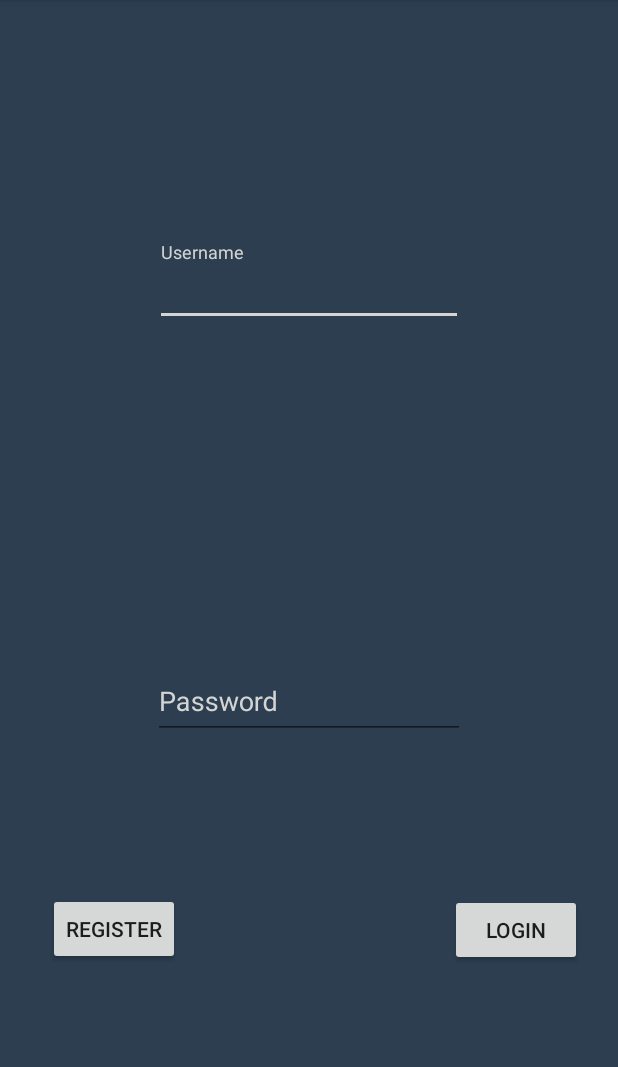
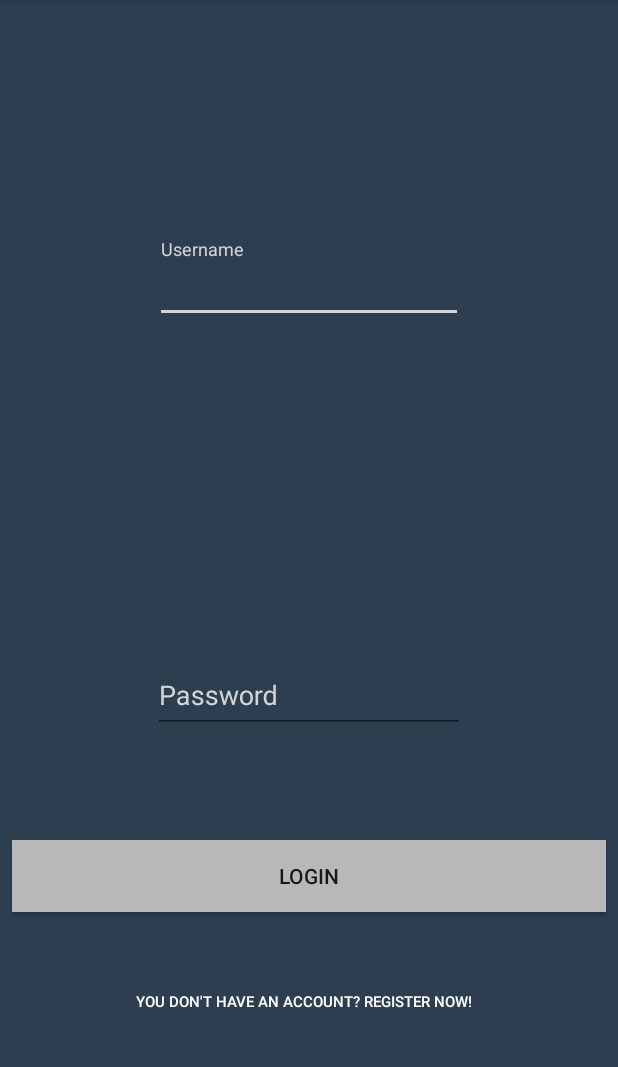
Before and after one commit to panosmir/CookingRecipesMVP, an Android app: the screen it shows after launch (LoginActivity), on a phone screen of 412 x 824 dp, the part 84-1151 px from its top. Run offline under Robolectric (Android 15) with nearby library versions, the phone set to English and light mode, and no system bars; our stand-ins replace ButterKnife, Dagger/Hilt's generated code, RxJava; libraries missing offline, so code that uses them is left out: com.jakewharton.rxbinding2; 3 statements that could not run were skipped.

Commit message:
Change login button size, change register button layout, change login button color if you it's enabled.

```diff
--- a/app/src/main/java/com/mir/panosdev/cookingrecipesmvp/modules/login/LoginActivity.java
+++ b/app/src/main/java/com/mir/panosdev/cookingrecipesmvp/modules/login/LoginActivity.java
@@ -77,9 +77,22 @@ public class LoginActivity extends BaseActivity implements LoginActivityMVP.Logi
                 .subscribe(new Consumer<Boolean>() {
                     @Override
                     public void accept(Boolean aBoolean) throws Exception {
-                        loginButton.setEnabled(aBoolean);
+                        if(aBoolean)
+                            enableButton();
+                        else
+                            disableButton();
                     }
                 });
+    }
+
+    private void disableButton() {
+        loginButton.setBackground(getResources().getDrawable(R.color.grey));
+        loginButton.setEnabled(false);
+    }
+
+    private void enableButton() {
+        loginButton.setBackground(getResources().getDrawable(R.color.colorPrimary));
+        loginButton.setEnabled(true);
     }
 
     private void initPasswordCheck() {
--- a/app/src/main/res/layout/activity_login.xml
+++ b/app/src/main/res/layout/activity_login.xml
@@ -44,9 +44,9 @@
         android:layout_marginStart="8dp"
         android:layout_marginEnd="8dp"
         app:layout_constraintEnd_toEndOf="parent"
-        android:layout_marginBottom="64dp"
-        app:layout_constraintBottom_toTopOf="@+id/loginButton"
-        app:layout_constraintHorizontal_bias="0.0">
+        app:layout_constraintHorizontal_bias="0.0"
+        android:layout_marginBottom="32dp"
+        app:layout_constraintBottom_toTopOf="@+id/loginButton">
 
         <EditText
             android:id="@+id/passwordEditText"
@@ -66,29 +66,32 @@
 
     <Button
         android:id="@+id/loginButton"
-        android:layout_width="wrap_content"
+        android:layout_width="match_parent"
         android:layout_height="wrap_content"
-        android:layout_marginBottom="124dp"
-        android:layout_marginEnd="24dp"
         android:text="@string/login_button"
-        app:layout_constraintBottom_toBottomOf="parent"
-        app:layout_constraintRight_toRightOf="parent" />
+        app:layout_constraintStart_toStartOf="parent"
+        android:background="@color/grey"
+        android:layout_marginStart="8dp"
+        android:layout_marginEnd="8dp"
+        app:layout_constraintEnd_toEndOf="parent"
+        app:layout_constraintHorizontal_bias="0.0"
+        android:layout_marginBottom="36dp"
+        app:layout_constraintBottom_toTopOf="@+id/registerButton" />
 
     <Button
         android:id="@+id/registerButton"
         android:layout_width="wrap_content"
         android:layout_height="wrap_content"
-        android:layout_marginBottom="8dp"
-        android:layout_marginStart="24dp"
-        android:layout_marginEnd="8dp"
-        android:layout_marginTop="8dp"
+        android:layout_marginBottom="76dp"
         android:text="@string/register_button"
+        android:textSize="10sp"
+        style="@style/MainTextColor"
+        android:background="@null"
         app:layout_constraintBottom_toBottomOf="parent"
-        app:layout_constraintHorizontal_bias="0.046"
-        app:layout_constraintLeft_toLeftOf="parent"
-        app:layout_constraintRight_toLeftOf="@+id/loginButton"
-        app:layout_constraintTop_toBottomOf="@+id/textInputLayout"
-        app:layout_constraintVertical_bias="0.321" />
+        app:layout_constraintEnd_toEndOf="parent"
+        android:layout_marginEnd="16dp"
+        app:layout_constraintStart_toStartOf="parent"
+        android:layout_marginStart="8dp" />
 
 
 </android.support.constraint.ConstraintLayout>
--- a/app/src/main/res/values/colors.xml
+++ b/app/src/main/res/values/colors.xml
@@ -3,4 +3,5 @@
     <color name="colorPrimary">#3498db</color>
     <color name="colorPrimaryDark">#5b7996</color>
     <color name="colorAccent">#D4D4D4</color>
+    <color name="grey">#B8B8B8</color>
 </resources>
--- a/app/src/main/res/values/strings.xml
+++ b/app/src/main/res/values/strings.xml
@@ -4,7 +4,7 @@
     <string name="search_icon">Search</string>
     <string name="profile_icon">My Profile</string>
     <string name="login_button">Login</string>
-    <string name="register_button">Register</string>
+    <string name="register_button">You don\'t have an account? Register NOW!</string>
     <string name="username_edit_text">Username</string>
     <string name="password_edit_text">Password</string>
     <string name="add_recipe_button">Add Recipe</string>
--- a/app/src/main/res/values/styles.xml
+++ b/app/src/main/res/values/styles.xml
@@ -17,4 +17,9 @@
         <item name="android:textColor">#FEFEFE</item>
     </style>
 
+    <style name="TextLabelSize" parent="TextAppearance.Design.Hint">
+        <item name="android:textSize">13sp</item>
+        <item name="android:textColor">#000000</item>
+    </style>
+
 </resources>
```
